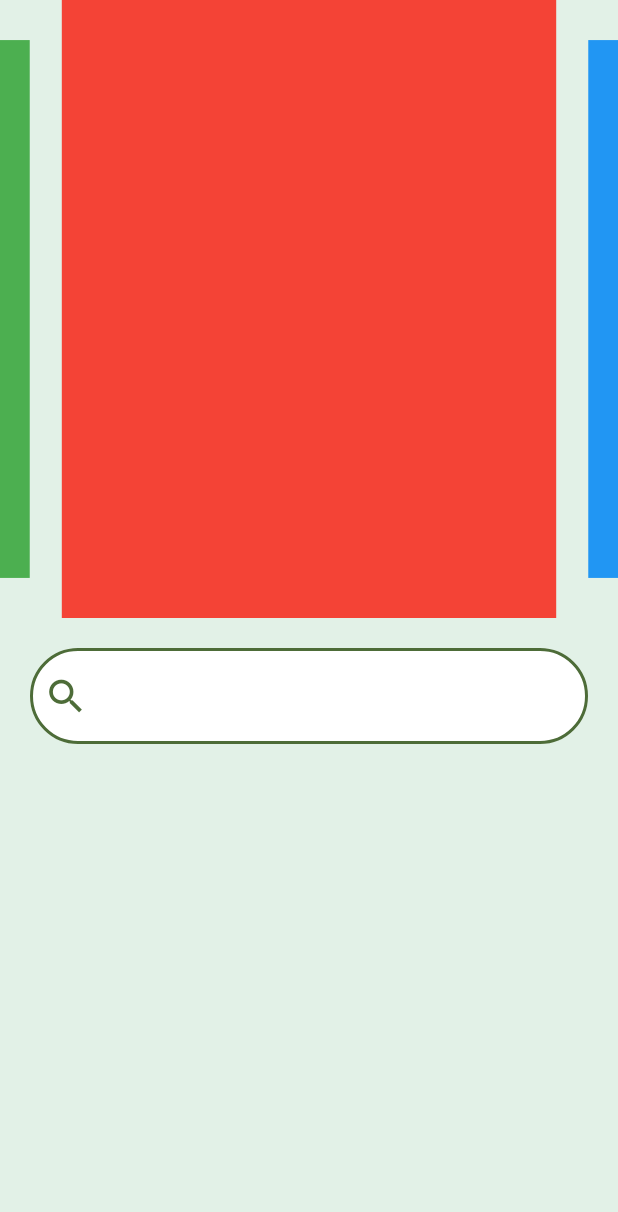
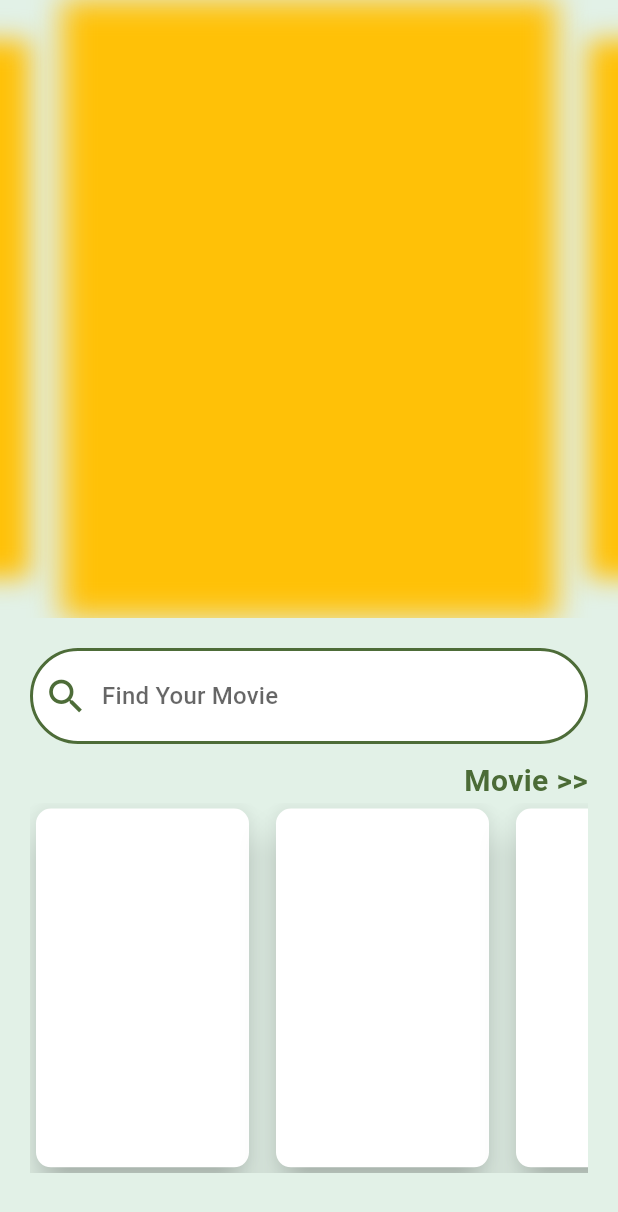
Before and after one commit to mrowenhuang/my_movie, a Flutter app: the screen it shows after launch, on a phone screen of 412 x 824 dp. Shown: the top 1212 px of the screen. Run offline on Flutter 3.47's test engine with Material 3 defaults, Android fonts, the phone set to English and light mode, and no system bars; drawn by our look-alikes of carousel_slider; our stand-ins replace get.

Commit message:
update home_screens

```diff
--- a/lib/app/modules/home/views/home_view.dart
+++ b/lib/app/modules/home/views/home_view.dart
@@ -1,3 +1,5 @@
+import 'dart:ui';
+
 import 'package:flutter/material.dart';
 
 import 'package:get/get.dart';
@@ -18,15 +20,11 @@ class HomeView extends GetView<HomeController> {
           children: [
             CarouselSlider(
               items: [
-                Container(
-                  color: Colors.red,
-
+                ImageFiltered(
+                  imageFilter: ImageFilter.blur(sigmaX: 10, sigmaY: 10),
+                  child: Container(
+                    color: Colors.amber,
                   ),
-                Container(
-                  color: Colors.blue,
-                ),
-                Container(
-                  color: Colors.green,
                 ),
               ],
               options: CarouselOptions(
@@ -35,8 +33,10 @@ class HomeView extends GetView<HomeController> {
                 pauseAutoPlayOnTouch: true,
                 autoPlayInterval: const Duration(seconds: 5),
                 // autoPlayAnimationDuration: const Duration(seconds: 5),
+                viewportFraction: .8,
                 animateToClosest: true,
-                  enlargeCenterPage: true),
+                enlargeCenterPage: true,
+              ),
             ),
             const SizedBox(height: 20),
             Padding(
@@ -47,6 +47,7 @@ class HomeView extends GetView<HomeController> {
                     style: TextStyle(color: MyColor.hightlightDarkest),
                     cursorColor: MyColor.hightlightDarkest,
                     decoration: InputDecoration(
+                      hintText: "Find Your Movie",
                       focusedBorder: OutlineInputBorder(
                         borderRadius: BorderRadius.circular(50),
                         borderSide: BorderSide(
@@ -63,7 +64,7 @@ class HomeView extends GetView<HomeController> {
                       ),
                       fillColor: Colors.white,
                       filled: true,
-                      contentPadding: EdgeInsets.all(20),
+                      contentPadding: const EdgeInsets.all(20),
                       suffixStyle: TextStyle(
                         color: MyColor.hightlightDarkest,
                         fontWeight: FontWeight.bold,
@@ -76,9 +77,45 @@ class HomeView extends GetView<HomeController> {
                       ),
                     ),
                   ),
+                  const SizedBox(height: 10),
+                  Align(
+                    alignment: AlignmentDirectional.centerEnd,
+                    child: Text(
+                      'Movie >>',
+                      style: TextStyle(
+                        fontWeight: FontWeight.bold,
+                        fontSize: 20,
+                        color: MyColor.hightlightDarkest,
+                      ),
+                    ),
+                  ),
+                  SizedBox(
+                    height: size.height * .3,
+                    child: ListView.builder(
+                      physics: const BouncingScrollPhysics(),
+                      scrollDirection: Axis.horizontal,
+                      itemCount: 5,
+                      itemBuilder: (context, index) {
+                        return Padding(
+                          padding: EdgeInsets.only(right: 10),
+                          child: SizedBox(
+                            height: size.height * .4,
+                            width: 150,
+                            child: Card(
+                              shape: RoundedRectangleBorder(
+                                borderRadius: BorderRadius.circular(10),
+                              ),
+                              elevation: 10,
+                              color: Colors.white,
+                            ),
+                          ),
+                        );
+                      },
+                    ),
+                  )
                 ],
               ),
-            )
+            ),
           ],
         ),
       ),
```
Also changed, not shown: lib/controller/provider.dart (added). Lines whose indentation alone changed are shown as unchanged.
